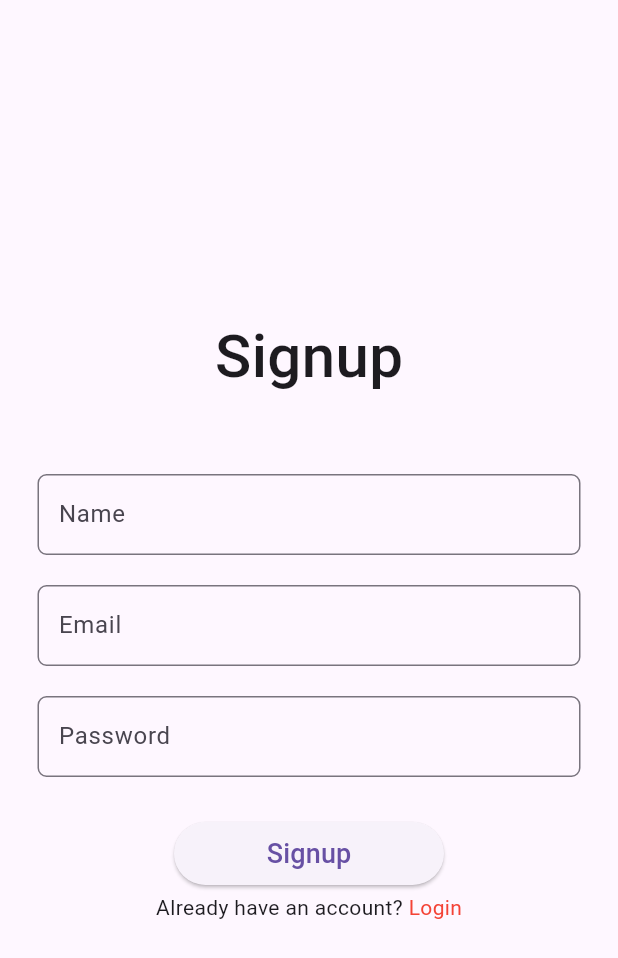
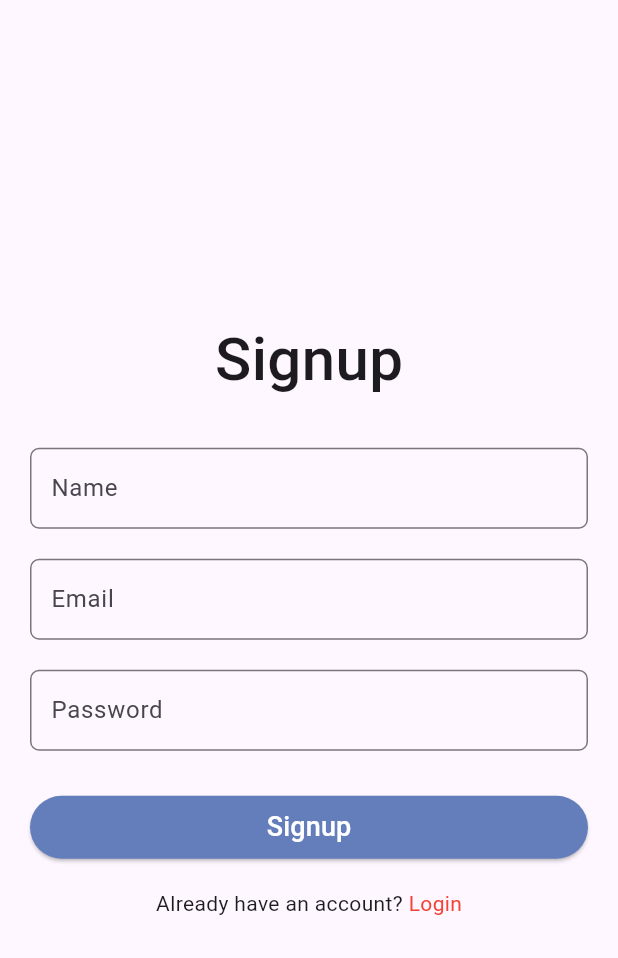
Before and after one commit to htthienhuong/untitled1, a Flutter app: the screen it shows after launch, after a tap on "Signup", on a phone screen of 412 x 824 dp. Shown: the top 958 px of the screen. Run offline on Flutter 3.47's test engine with Material 3 defaults, Android fonts, the phone set to English and light mode, and no system bars; our stand-ins replace awesome_dialog, cloud_firestore, csv, file_picker, firebase_auth, firebase_core and 8 more; missing offline and left inert: external_path, linear_progress_bar; accounts and stored records are empty; network calls fail.

Commit message:
update and fix UI

```diff
--- a/lib/auth/login_screen.dart
+++ b/lib/auth/login_screen.dart
@@ -55,14 +55,19 @@ class _LoginScreenState extends State<LoginScreen> {
   @override
   Widget build(BuildContext context) {
     return Scaffold(
-      body: Padding(
-        padding: const EdgeInsets.symmetric(horizontal: 25),
+      body: CustomScrollView(
+          slivers: [
+            SliverFillRemaining(
+              hasScrollBody: false,
+              child: Container(
+                padding: EdgeInsetsDirectional.all(20),
+                alignment: AlignmentDirectional.center,
                 child: Column(
                   children: [
                     const Spacer(),
                     const Text("Login",
                         style: TextStyle(fontSize: 40, fontWeight: FontWeight.w500)),
-            const SizedBox(height: 50),
+                    const SizedBox(height: 40),
                     CustomTextField(
                       hint: "Enter Email",
                       label: "Email",
@@ -72,6 +77,7 @@ class _LoginScreenState extends State<LoginScreen> {
                     CustomTextField(
                       hint: "Enter Password",
                       label: "Password",
+                      isPassword: true,
                       controller: _password,
                     ),
                     const SizedBox(height: 30),
@@ -79,9 +85,9 @@ class _LoginScreenState extends State<LoginScreen> {
                       label: "Login",
                       onPressed: _login,
                     ),
-            const SizedBox(height: 5),
+                    const SizedBox(height: 20),
                     Row(mainAxisAlignment: MainAxisAlignment.center, children: [
-              const Text("Already have an account? "),
+                      const Text("Don't have any account? "),
                       InkWell(
                         onTap: () => goToSignup(context),
                         child:
@@ -91,7 +97,63 @@ class _LoginScreenState extends State<LoginScreen> {
                     const Spacer()
                   ],
                 ),
+              )
+
+
+              // Column(
+              //   children: [
+              //     // const Spacer(),
+              //     Stack(
+              //       children: [
+              //         Container(
+              //           margin: EdgeInsetsDirectional.only(top: 300),
+              //           padding: EdgeInsets.all(20),
+              //           height: MediaQuery.of(context).size.height * 0.65,
+              //           alignment: AlignmentDirectional.center,
+              //           decoration: BoxDecoration(
+              //               color: Colors.white,
+              //               shape: BoxShape.rectangle,
+              //               border: Border.all(width: 2, color: Colors.black),
+              //               borderRadius: BorderRadius.only(topLeft: Radius.circular(20), topRight: Radius.circular(20))
+              //           ),
+              //           child:
+              //
+              //         ),
+              //         // Container(
+              //         //   margin: const EdgeInsets.only(top: 50),
+              //         //   height: 250,
+              //         //   child: Align(
+              //         //     alignment: Alignment.topCenter,
+              //         //     child:
+              //         //     Container(
+              //         //       height: 300,
+              //         //       width: MediaQuery.of(context).size.width,
+              //         //       alignment: Alignment.center,
+              //         //       child:SizedBox(
+              //         //         height: 300,
+              //         //         width: 250,
+              //         //         child: FadeInImage(
+              //         //           fit: BoxFit.contain,
+              //         //           placeholder: const NetworkImage("https://i.giphy.com/media/l2Jeev6AvurRQMgEM/200.gif"),
+              //         //           image: const NetworkImage("https://i.giphy.com/media/l2Jeev6AvurRQMgEM/200.gif"),
+              //         //           imageErrorBuilder:
+              //         //               (context, error, stackTrace) => Image.asset(
+              //         //             'assets/images/login.png',
+              //         //             fit: BoxFit.contain,
+              //         //           ),
+              //         //         ),
+              //         //       ),
+              //         //     ),
+              //         //   ),
+              //         // ),
+              //       ],
+              //     )
+              //   ],
+              // ),
             ),
+          ]
+      )
+
     );
   }
 
--- a/lib/auth/signup_screen.dart
+++ b/lib/auth/signup_screen.dart
@@ -35,15 +35,20 @@ class _SignupScreenState extends State<SignupScreen> {
   @override
   Widget build(BuildContext context) {
     return Scaffold(
-      body: Padding(
-        padding: const EdgeInsets.symmetric(horizontal: 25),
+      body: CustomScrollView(
+        slivers: [
+          SliverFillRemaining(
+            hasScrollBody: false,
+            child: Container(
+              alignment: AlignmentDirectional.center,
+              padding: EdgeInsets.all(20),
               child: Column(
                 children: [
                   const Spacer(),
                   const Text("Signup",
                       style: TextStyle(fontSize: 40, fontWeight: FontWeight.w500)),
                   const SizedBox(
-              height: 50,
+                    height: 30,
                   ),
                   CustomTextField(
                     hint: "Enter Name",
@@ -68,7 +73,7 @@ class _SignupScreenState extends State<SignupScreen> {
                     label: "Signup",
                     onPressed: _signup,
                   ),
-            const SizedBox(height: 5),
+                  const SizedBox(height: 20),
                   Row(mainAxisAlignment: MainAxisAlignment.center, children: [
                     const Text("Already have an account? "),
                     InkWell(
@@ -80,6 +85,9 @@ class _SignupScreenState extends State<SignupScreen> {
                 ],
               ),
             ),
+          )
+        ]
+      )
     );
   }
 
--- a/lib/folder_page/folder_detail_page.dart
+++ b/lib/folder_page/folder_detail_page.dart
@@ -86,6 +86,7 @@ class _FolderDetailPageState extends State<FolderDetailPage> {
               child: ClipRRect(
                 borderRadius: BorderRadius.circular(50),
                 child: FadeInImage(
+                  fit: BoxFit.cover,
                   placeholder:
                   const AssetImage('assets/images/htth_avt.png'),
                   image: NetworkImage(AppData.userModel.avatarUrl ?? ''),
--- a/lib/widgets/button.dart
+++ b/lib/widgets/button.dart
@@ -8,13 +8,16 @@ class CustomButton extends StatelessWidget {
   @override
   Widget build(BuildContext context) {
     return SizedBox(
-        width: 180,
+        width: double.maxFinite,
         height: 42,
         child: ElevatedButton(
+          style: ButtonStyle(
+            backgroundColor: WidgetStatePropertyAll(Color(0xff647ebb)),
+          ),
             onPressed: onPressed,
             child: Text(
               label,
-              style: const TextStyle(fontSize: 18),
+              style: const TextStyle(fontSize: 18, color: Colors.white),
             )));
   }
 }
```
Also changed, not shown: lib/folder_page/folder_addTopic_page.dart (+20 -11 lines), lib/folder_page/folder_page.dart (+0 -9 lines), assets/images/login.png (added), assets/images/sign_up.png (added). Lines whose indentation alone changed are shown as unchanged.
